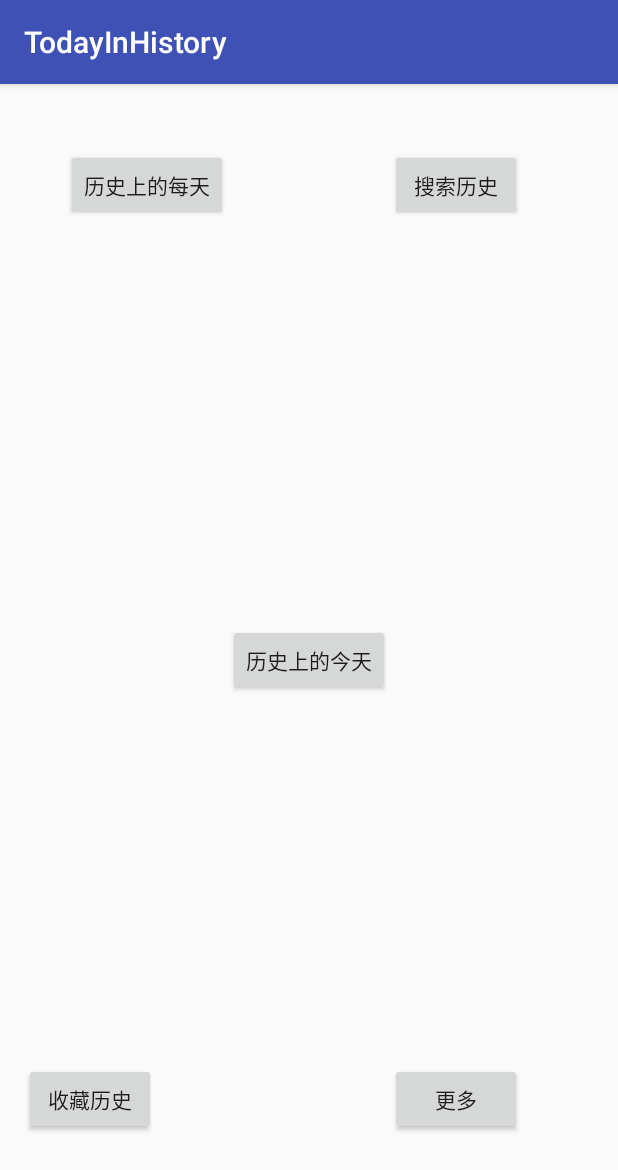
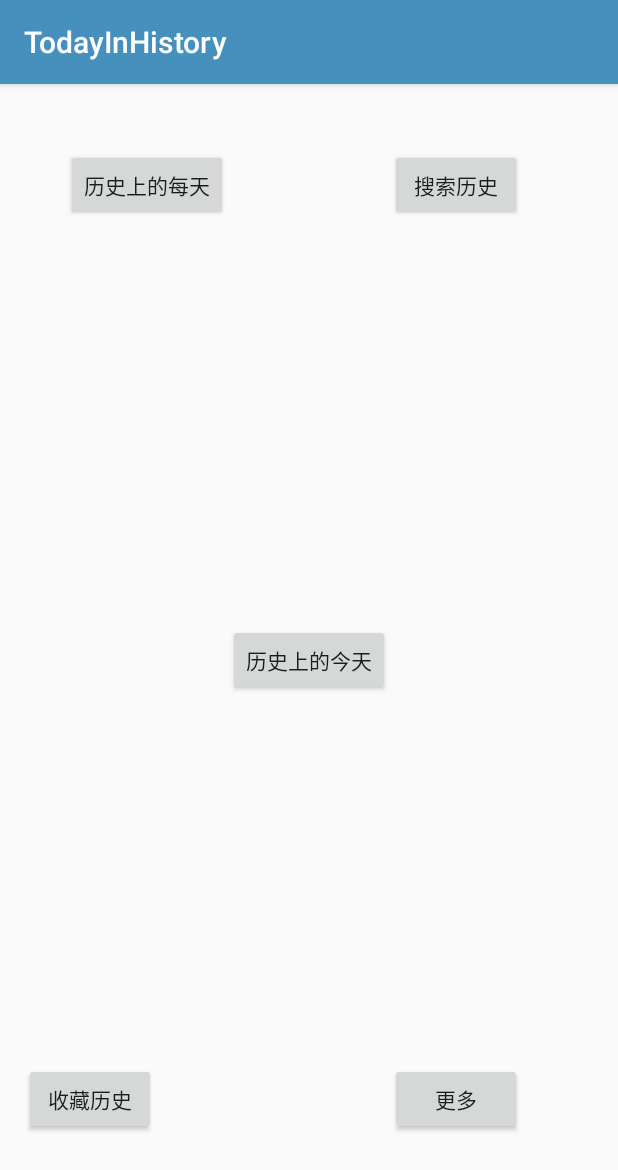
Before and after one commit to u0509421/todayinhistory, an Android app: the screen it shows after launch (MainActivity), on a phone screen of 412 x 824 dp. Shown: the top 1170 px of the screen. Run offline under Robolectric (Android 15) with nearby library versions, the phone set to English and light mode, and no system bars.

Commit message:
third commit

```diff
--- a/app/build.gradle
+++ b/app/build.gradle
@@ -23,4 +23,5 @@ dependencies {
     compile fileTree(dir: 'libs', include: ['*.jar'])
     testCompile 'junit:junit:4.12'
     compile 'com.android.support:appcompat-v7:23.2.1'
+    compile 'com.prolificinteractive:material-calendarview:1.2.0'
 }
--- a/app/src/main/AndroidManifest.xml
+++ b/app/src/main/AndroidManifest.xml
@@ -15,6 +15,8 @@
                 <category android:name="android.intent.category.LAUNCHER" />
             </intent-filter>
         </activity>
+
+        <activity android:name=".Activities.DateSelectActivity"/>
     </application>
 
 </manifest>
--- a/app/src/main/java/com/u0509421/todayinhistory/Activities/MainActivity.java
+++ b/app/src/main/java/com/u0509421/todayinhistory/Activities/MainActivity.java
@@ -1,6 +1,7 @@
 package com.u0509421.todayinhistory.Activities;
 
-import android.app.DatePickerDialog;
+
+import android.content.Intent;
 import android.support.v7.app.AppCompatActivity;
 import android.os.Bundle;
 import android.view.View;
@@ -9,7 +10,6 @@ import android.widget.Button;
 import com.u0509421.todayinhistory.R;
 
 import java.text.SimpleDateFormat;
-import java.util.Calendar;
 import java.util.Date;
 
 public class MainActivity extends AppCompatActivity implements View.OnClickListener{
@@ -23,25 +23,11 @@ public class MainActivity extends AppCompatActivity implements View.OnClickListe
         setContentView(R.layout.activity_main);
 
         init();
-
-        final Calendar calendar = Calendar.getInstance();
+        click();
+        getTodayDate();
 
 
-        //获取当前系统时间
-        SimpleDateFormat dateFormat = new SimpleDateFormat("MM-dd");
-        String todayDate = dateFormat.format(new Date());
-        String[] dateArray = todayDate.split("-");
-        monthTemp = dateArray[0];
-        day = dateArray[1];
-        if (Integer.parseInt(monthTemp.substring(0,1)) == 0){
-            month = monthTemp.substring(1);
-        }
-        if (Integer.parseInt(monthTemp.substring(0,1))!= 0){
-            month = monthTemp;
-        }
-        System.out.println(month+":"+day);
-
-
+        System.out.println(month + ":" + day);
     }
 
     private void init(){
@@ -51,6 +37,13 @@ public class MainActivity extends AppCompatActivity implements View.OnClickListe
         btnEveryday = (Button) findViewById(R.id.btnEveryday);
         btnSearch = (Button) findViewById(R.id.btnSearch);
     }
+    private void click(){
+        btnEveryday.setOnClickListener(this);
+        btnMore.setOnClickListener(this);
+        btnSearch.setOnClickListener(this);
+        btnStar.setOnClickListener(this);
+        btnToday.setOnClickListener(this);
+    }
 
     @Override
     public void onClick(View v) {
@@ -59,7 +52,7 @@ public class MainActivity extends AppCompatActivity implements View.OnClickListe
 
                 break;
             case R.id.btnEveryday:
-
+                startActivity(new Intent(this,DateSelectActivity.class));
                 break;
             case R.id.btnSearch:
 
@@ -72,4 +65,21 @@ public class MainActivity extends AppCompatActivity implements View.OnClickListe
                 break;
         }
     }
+
+    private void getTodayDate(){
+
+        //获取当前系统日期
+        SimpleDateFormat dateFormat = new SimpleDateFormat("MM-dd");
+        String todayDate = dateFormat.format(new Date());
+        String[] dateArray = todayDate.split("-");
+        monthTemp = dateArray[0];
+        day = dateArray[1];
+        if (Integer.parseInt(monthTemp.substring(0,1)) == 0){
+            month = monthTemp.substring(1);
+        }
+        if (Integer.parseInt(monthTemp.substring(0,1))!= 0){
+            month = monthTemp;
+        }
+
+    }
 }
--- a/app/src/main/res/values/colors.xml
+++ b/app/src/main/res/values/colors.xml
@@ -1,6 +1,6 @@
 <?xml version="1.0" encoding="utf-8"?>
 <resources>
-    <color name="colorPrimary">#3F51B5</color>
-    <color name="colorPrimaryDark">#303F9F</color>
-    <color name="colorAccent">#FF4081</color>
+    <color name="colorPrimary">#4590bd</color>
+    <color name="colorPrimaryDark">#000000</color>
+    <color name="colorAccent">#88bfcb</color>
 </resources>
--- a/app/src/main/res/values/styles.xml
+++ b/app/src/main/res/values/styles.xml
@@ -8,4 +8,9 @@
         <item name="colorAccent">@color/colorAccent</item>
     </style>
 
+    <style name="CustomDayTextAppearance"
+        parent="TextAppearance.AppCompat.Medium">
+        <item name="android:textColor">@color/mcv_text_date_light</item>
+    </style>
+
 </resources>
```
Also changed, not shown: app/src/main/java/com/u0509421/todayinhistory/Activities/DateSelectActivity.java (+65 -1 lines), app/src/main/res/layout/date_select.xml (+17 -0 lines).
